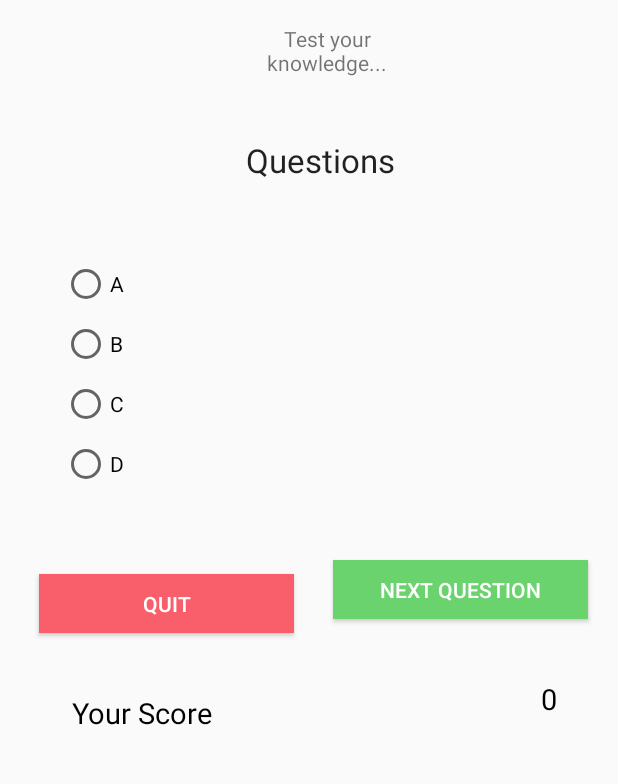
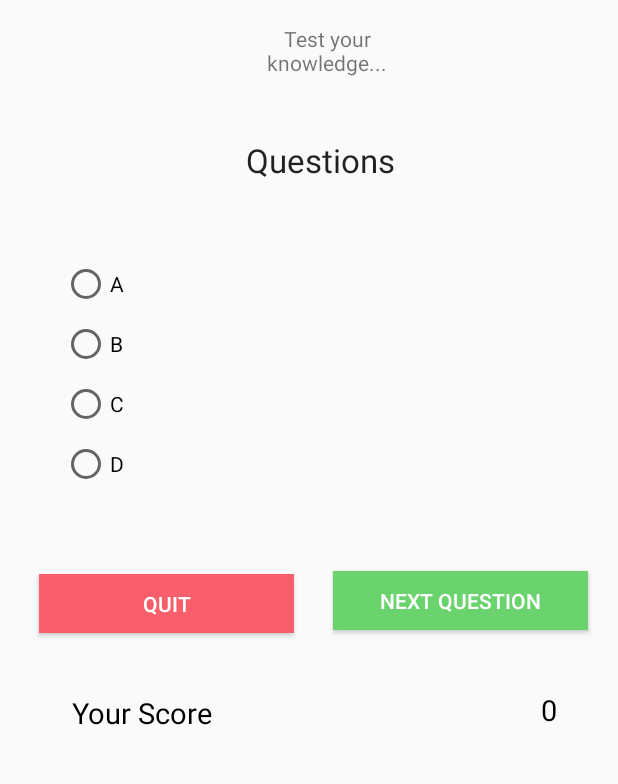
Before and after one commit to prydl/AmateurCooking, an Android app: the quiz1 screen opened directly, with no data from a screen before it, on a phone screen of 412 x 824 dp, the part 207-991 px from its top. Run offline under Robolectric (Android 15) with nearby library versions, the phone set to English and light mode, and no system bars; Roboto replaces fonts that are not available here.

Commit message:
Fixing Quiz UI.

```diff
--- a/app/src/main/res/layout/activity_quiz1.xml
+++ b/app/src/main/res/layout/activity_quiz1.xml
@@ -68,7 +68,7 @@
         android:id="@+id/button3"
         android:layout_width="170dp"
         android:layout_height="39dp"
-        android:layout_marginTop="252dp"
+        android:layout_marginTop="259dp"
         android:layout_marginEnd="4dp"
         android:layout_marginRight="4dp"
         android:background="#6AD36E"
```
